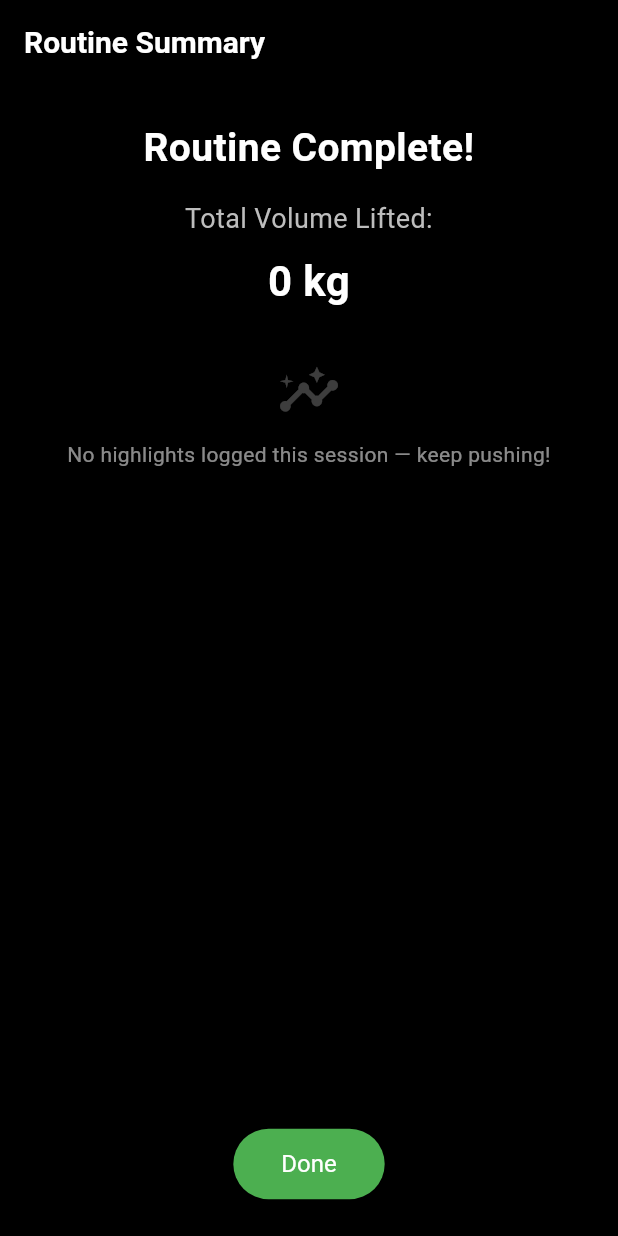
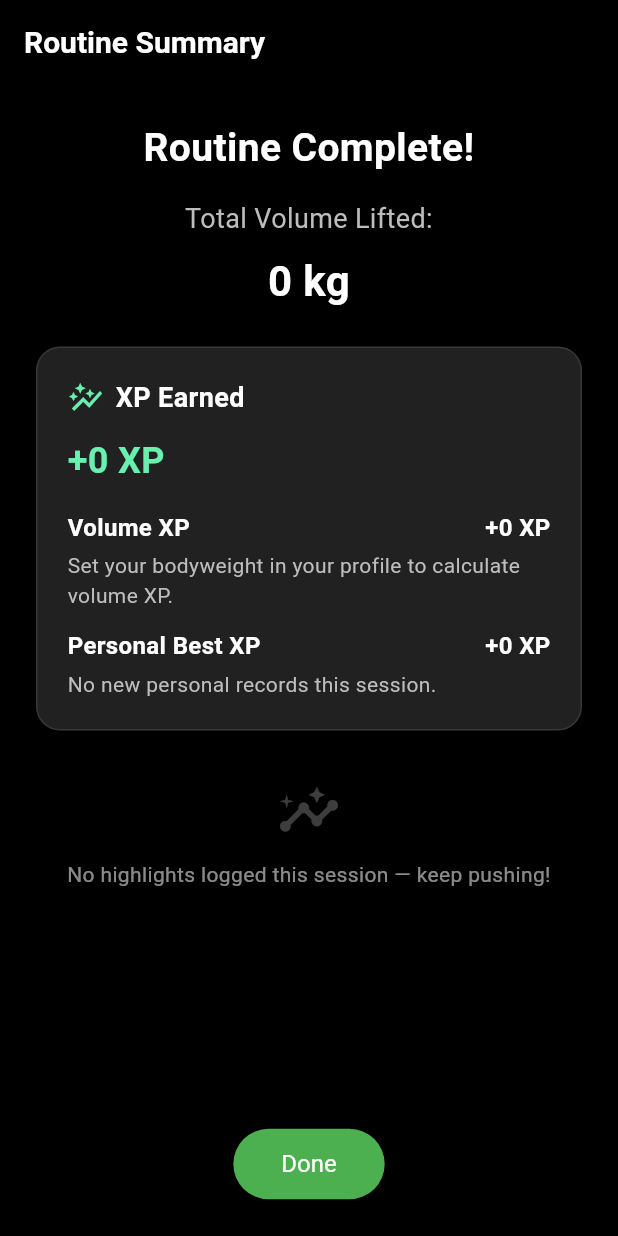
Before and after one commit to RepDuel/RepDuel, a Flutter app: the SummaryScreen screen opened by its route, on a phone screen of 412 x 824 dp. Run offline on Flutter 3.47's test engine with Material 3 defaults, Android fonts, the phone set to English and light mode, and no system bars; our stand-ins replace cookie_jar, dio, dio_cookie_manager, fl_chart, flutter_dotenv, flutter_riverpod and 6 more; missing offline and left inert: dio_web_adapter, flutter_stripe, purchases_flutter; accounts and stored records are empty; network calls fail; project files that could hold a hidden picture were left out.

Commit message:
update xp gain

```diff
--- a/frontend/lib/features/routines/screens/summary_screen.dart
+++ b/frontend/lib/features/routines/screens/summary_screen.dart
@@ -7,6 +7,9 @@ import 'package:go_router/go_router.dart'; // ← needed for context.go
 
 import '../../../core/providers/auth_provider.dart';
 import '../models/summary_personal_best.dart';
+
+const double _lbsPerKg = 2.20462;
+const int _personalBestXpReward = 10;
 
 class SummaryScreen extends ConsumerWidget {
   final double totalVolumeKg;
@@ -24,7 +27,16 @@ class SummaryScreen extends ConsumerWidget {
   Widget build(BuildContext context, WidgetRef ref) {
     final user = ref.watch(authProvider).valueOrNull?.user;
     final isLbs = (user?.weightMultiplier ?? 1.0) > 1.5;
-    final displayVolume = isLbs ? totalVolumeKg * 2.20462 : totalVolumeKg;
+    final displayVolume = isLbs ? totalVolumeKg * _lbsPerKg : totalVolumeKg;
+    final bodyweightKg = user?.weight;
+    final hasBodyweight = (bodyweightKg ?? 0) > 0;
+    final displayBodyweight =
+        hasBodyweight ? (isLbs ? bodyweightKg! * _lbsPerKg : bodyweightKg!) : 0.0;
+    final volumeXp = hasBodyweight ? (totalVolumeKg / bodyweightKg!).floor() : 0;
+    final personalBestCount =
+        personalBests.where((best) => best.isPersonalBest).length;
+    final personalBestXp = personalBestCount * _personalBestXpReward;
+    final totalXp = volumeXp + personalBestXp;
 
     return PopScope(
       canPop: false, // block back navigation from returning to ExerciseList
@@ -80,6 +92,17 @@ class SummaryScreen extends ConsumerWidget {
                             fontWeight: FontWeight.w600,
                             color: Colors.white,
                           ),
+                        ),
+                        const SizedBox(height: 24),
+                        _XpSummaryCard(
+                          totalXp: totalXp,
+                          volumeXp: volumeXp,
+                          personalBestXp: personalBestXp,
+                          hasBodyweight: hasBodyweight,
+                          displayVolume: displayVolume,
+                          displayBodyweight: displayBodyweight,
+                          isLbs: isLbs,
+                          personalBestCount: personalBestCount,
                         ),
                         if (durationMinutes != null) ...[
                           const SizedBox(height: 24),
@@ -156,6 +179,155 @@ class SummaryScreen extends ConsumerWidget {
     }
 
     return '${seconds}s';
+  }
+}
+
+class _XpSummaryCard extends StatelessWidget {
+  final int totalXp;
+  final int volumeXp;
+  final int personalBestXp;
+  final bool hasBodyweight;
+  final double displayVolume;
+  final double displayBodyweight;
+  final bool isLbs;
+  final int personalBestCount;
+
+  const _XpSummaryCard({
+    required this.totalXp,
+    required this.volumeXp,
+    required this.personalBestXp,
+    required this.hasBodyweight,
+    required this.displayVolume,
+    required this.displayBodyweight,
+    required this.isLbs,
+    required this.personalBestCount,
+  });
+
+  @override
+  Widget build(BuildContext context) {
+    final unitLabel = isLbs ? "lbs" : "kg";
+    final formattedVolume = _formatMeasurement(displayVolume);
+    final formattedBodyweight = _formatMeasurement(displayBodyweight);
+
+    final volumeDescription = hasBodyweight
+        ? "Formula: $formattedVolume $unitLabel ÷ $formattedBodyweight $unitLabel = $volumeXp XP"
+        : "Set your bodyweight in your profile to calculate volume XP.";
+
+    final personalBestDescription = personalBestCount > 0
+        ? "Reward: ${personalBestCount == 1 ? "1 new personal record" : "$personalBestCount new personal records"} × $_personalBestXpReward XP"
+        : "No new personal records this session.";
+
+    return Container(
+      width: double.infinity,
+      padding: const EdgeInsets.all(20),
+      decoration: BoxDecoration(
+        color: Colors.grey[900],
+        borderRadius: BorderRadius.circular(16),
+        border: Border.all(color: Colors.white10),
+      ),
+      child: Column(
+        crossAxisAlignment: CrossAxisAlignment.start,
+        children: [
+          Row(
+            children: const [
+              Icon(Icons.auto_graph, color: Colors.greenAccent),
+              SizedBox(width: 8),
+              Text(
+                "XP Earned",
+                style: TextStyle(
+                  color: Colors.white,
+                  fontSize: 18,
+                  fontWeight: FontWeight.w600,
+                ),
+              ),
+            ],
+          ),
+          const SizedBox(height: 12),
+          Text(
+            "+$totalXp XP",
+            style: const TextStyle(
+              color: Colors.greenAccent,
+              fontSize: 24,
+              fontWeight: FontWeight.w700,
+            ),
+          ),
+          const SizedBox(height: 16),
+          _XpBreakdownRow(
+            label: "Volume XP",
+            xpValue: volumeXp,
+            explanation: volumeDescription,
+          ),
+          const SizedBox(height: 12),
+          _XpBreakdownRow(
+            label: "Personal Best XP",
+            xpValue: personalBestXp,
+            explanation: personalBestDescription,
+          ),
+        ],
+      ),
+    );
+  }
+
+  String _formatMeasurement(double value) {
+    if (value <= 0) {
+      return "0";
+    }
+    final decimals = value >= 100 ? 0 : 1;
+    final text = value.toStringAsFixed(decimals);
+    if (decimals == 0) {
+      return text;
+    }
+    return text.endsWith(".0") ? text.substring(0, text.length - 2) : text;
+  }
+}
+
+class _XpBreakdownRow extends StatelessWidget {
+  final String label;
+  final int xpValue;
+  final String explanation;
+
+  const _XpBreakdownRow({
+    required this.label,
+    required this.xpValue,
+    required this.explanation,
+  });
+
+  @override
+  Widget build(BuildContext context) {
+    return Column(
+      crossAxisAlignment: CrossAxisAlignment.start,
+      children: [
+        Row(
+          mainAxisAlignment: MainAxisAlignment.spaceBetween,
+          children: [
+            Text(
+              label,
+              style: const TextStyle(
+                color: Colors.white,
+                fontSize: 16,
+                fontWeight: FontWeight.w600,
+              ),
+            ),
+            Text(
+              "+$xpValue XP",
+              style: const TextStyle(
+                color: Colors.white,
+                fontSize: 16,
+                fontWeight: FontWeight.w600,
+              ),
+            ),
+          ],
+        ),
+        const SizedBox(height: 4),
+        Text(
+          explanation,
+          style: TextStyle(
+            color: Colors.grey[400],
+            fontSize: 14,
+          ),
+        ),
+      ],
+    );
   }
 }
 
```
